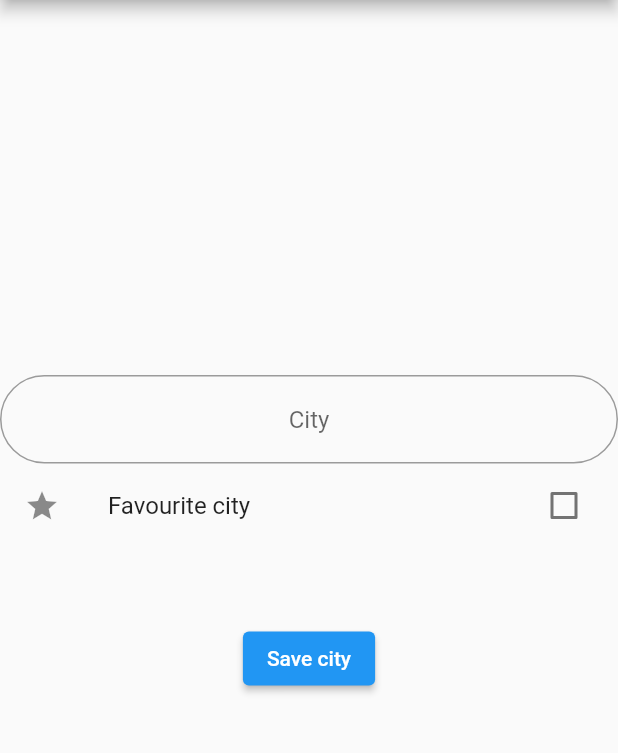
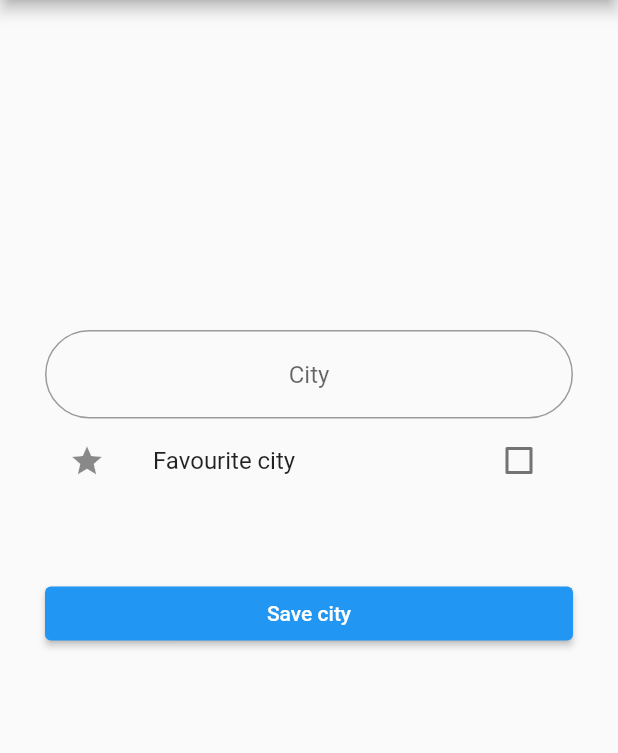
Before and after one commit to karolstypka/weather_app, a Flutter app: the screen it shows after launch, after a tap on the "add" icon, on a phone screen of 412 x 824 dp, the part 84-837 px from its top. Run offline on Flutter 3.47's test engine with Material 2 defaults, Android fonts, the phone set to English and light mode, and no system bars.

Commit message:
Create Home Page

```diff
--- a/lib/add_page.dart
+++ b/lib/add_page.dart
@@ -17,10 +17,14 @@ class _AddPageState extends State<AddPage> {
       appBar: AppBar(
         title: const Text('Weather app'),
       ),
-      body: Column(
+      body: ListView(
+        padding: const EdgeInsets.symmetric(
+          horizontal: 30,
+          vertical: 20,
+        ),
         children: [
           const SizedBox(
-            height: 250,
+            height: 200,
           ),
           const TextField(
             decoration: InputDecoration(
--- a/lib/main.dart
+++ b/lib/main.dart
@@ -52,6 +52,138 @@ class _HomePageState extends State<HomePage> {
         },
         child: const Icon(Icons.add),
       ),
+      body: ListView(
+        children: [
+          Container(
+            margin: const EdgeInsets.all(5),
+            decoration: const BoxDecoration(
+              color: Colors.transparent,
+            ),
+            child: Row(
+              children: [
+                ElevatedButton(
+                  onPressed: () {},
+                  style: ElevatedButton.styleFrom(
+                    primary: Colors.white,
+                    shape: const CircleBorder(),
+                  ),
+                  child: const Icon(
+                    Icons.star,
+                    color: Colors.blue,
+                  ),
+                ),
+                const SizedBox(width: 10),
+                const Text(
+                  '20°C',
+                  style: TextStyle(
+                    fontSize: 15.0,
+                    fontWeight: FontWeight.bold,
+                  ),
+                ),
+                const SizedBox(width: 10),
+                const Expanded(
+                  child: Text(
+                    'Warszawa',
+                    style: TextStyle(
+                      fontSize: 15.0,
+                      fontWeight: FontWeight.bold,
+                    ),
+                  ),
+                ),
+                ElevatedButton(
+                  onPressed: () {},
+                  style: ElevatedButton.styleFrom(
+                    primary: Colors.white,
+                    shape: const CircleBorder(),
+                  ),
+                  child: const Icon(
+                    Icons.delete,
+                    color: Colors.blue,
+                  ),
+                ),
+                ElevatedButton(
+                  onPressed: () {
+                    Navigator.of(context).push(
+                      MaterialPageRoute(
+                        builder: (context) => const AddPage(),
+                      ),
+                    );
+                  },
+                  style: ElevatedButton.styleFrom(
+                    primary: Colors.white,
+                    shape: const CircleBorder(),
+                  ),
+                  child: const Icon(
+                    Icons.edit,
+                    color: Colors.blue,
+                  ),
+                ),
+              ],
+            ),
+          ),
+          Container(
+            margin: const EdgeInsets.all(5),
+            decoration: const BoxDecoration(
+              color: Colors.transparent,
+            ),
+            child: Row(
+              children: [
+                ElevatedButton(
+                  onPressed: () {},
+                  style: ElevatedButton.styleFrom(
+                    primary: Colors.white,
+                    shape: const CircleBorder(),
+                  ),
+                  child: const Icon(
+                    Icons.star,
+                    color: Colors.blue,
+                  ),
+                ),
+                const SizedBox(width: 10),
+                const Text(
+                  '22°C',
+                  style: TextStyle(
+                    fontSize: 15.0,
+                    fontWeight: FontWeight.bold,
+                  ),
+                ),
+                const SizedBox(width: 10),
+                const Expanded(
+                  child: Text(
+                    'Poznan',
+                    style: TextStyle(
+                      fontSize: 15.0,
+                      fontWeight: FontWeight.bold,
+                    ),
+                  ),
+                ),
+                ElevatedButton(
+                  onPressed: () {},
+                  style: ElevatedButton.styleFrom(
+                    primary: Colors.white,
+                    shape: const CircleBorder(),
+                  ),
+                  child: const Icon(
+                    Icons.delete,
+                    color: Colors.blue,
+                  ),
+                ),
+                ElevatedButton(
+                  onPressed: () {},
+                  style: ElevatedButton.styleFrom(
+                    primary: Colors.white,
+                    shape: const CircleBorder(),
+                  ),
+                  child: const Icon(
+                    Icons.edit,
+                    color: Colors.blue,
+                  ),
+                ),
+              ],
+            ),
+          )
+        ],
+      ),
     );
   }
 }
```
